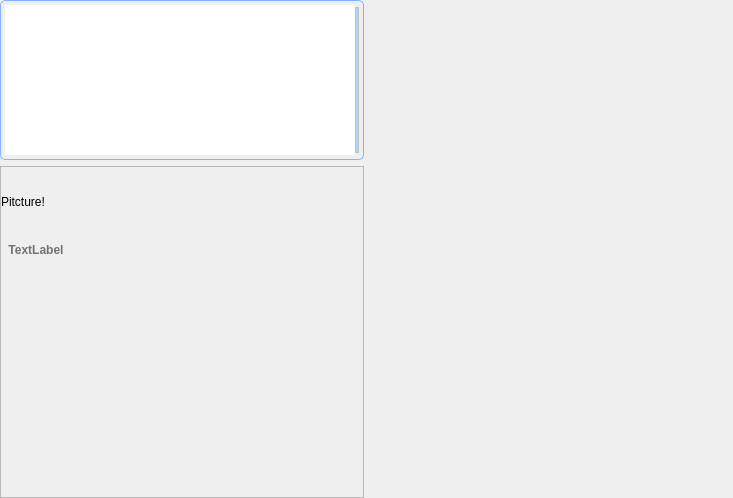
Qt form trunk/src/edr/src/hmm_view/ui/AnalisisWidget.ui (mk4me/hm-mde-one) before a commit.
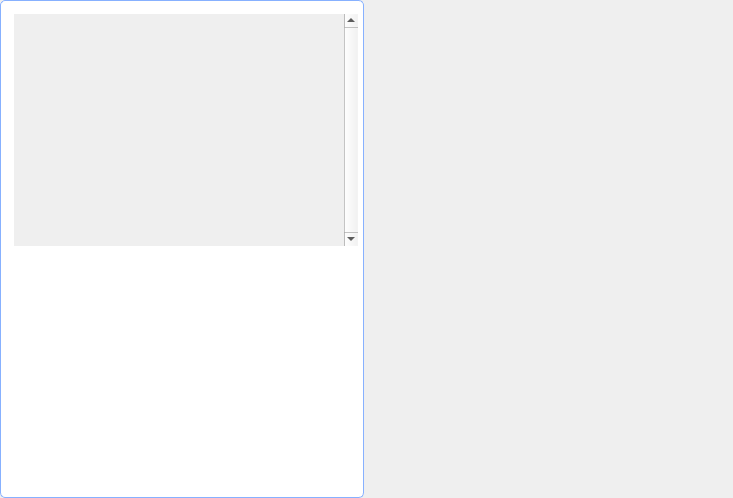
The same form after that commit. Icons and pictures are not drawn.

Patch:
```diff
--- a/trunk/src/edr/src/hmm_view/ui/AnalisisWidget.ui
+++ b/trunk/src/edr/src/hmm_view/ui/AnalisisWidget.ui
@@ -21,7 +21,27 @@
     <number>0</number>
    </property>
    <item>
+    <widget class="QFrame" name="containerFrame">
+     <property name="sizePolicy">
+      <sizepolicy hsizetype="Minimum" vsizetype="Preferred">
+       <horstretch>0</horstretch>
+       <verstretch>0</verstretch>
+      </sizepolicy>
+     </property>
+     <property name="styleSheet">
+      <string notr="true">QFrame#containerFrame { 
+     border: 1px solid; 
+     border-color: rgb(135, 177, 255);
+     border-radius: 5px; 
+	padding: 4px;
+	background-color: white;
+ } 
+</string>
+     </property>
     <layout class="QVBoxLayout" name="verticalLayout_2">
+      <property name="rightMargin">
+       <number>1</number>
+      </property>
      <item>
       <widget class="QScrollArea" name="scrollArea">
        <property name="enabled">
@@ -46,87 +66,10 @@
         </size>
        </property>
        <property name="styleSheet">
-        <string notr="true">QScrollArea { 
-     border: 1px solid; 
-     border-color: rgb(135, 177, 255);
-     border-radius: 5px; 
-	padding: 4px;
- } 
-
-
-QScrollBar:horizontal {											 
-		border: 1px ridge grey;											 
-		background: #FFFFFF;											
-		height: 4px;													
-		margin: 0px 0px 0px 0px;										
-		}																
-																		
-		QScrollBar::handle:horizontal,  QScrollBar::handle:pressed {		
-		background: rgb(135, 173, 255);									 
-		min-width: 2px;													 
-		max-width: 4px;													 
-		height:4px;				    									 
-		border: 0px solid grey;											 
-		}																
-																		
-		QScrollBar::handle:horizontal {									 
-		background: rgb(175, 213, 255);									 
-		selection-background-color: rgb(135, 173, 255);					
-		min-width: 2px;													 
-		max-width: 5px;													 
-		height:4px;				    									 
-		border: 0px solid grey;											 
-		}																
-																		
-		QScrollBar::add-line:horizontal {								
-		border: 0px solid grey;											 
-		background: #FFFFFF;											
-		width: 0px;														 
-		subcontrol-position: right;										 
-		subcontrol-origin: margin;										
-		}																
-																		
-		QScrollBar::sub-line:horizontal {								
-		border: 0px solid grey;											 
-		background: #FFFFFF;											
-		width: 0px;														 
-		subcontrol-position: left;										
-		subcontrol-origin: margin;										
-		}																
-																		
-		QScrollBar:vertical {											
-		border: 1px ridge grey;											 
-		background: #FFFFFF;											
-		width: 4px;													
-		margin: 2px 0 2px 0;											
-		}																
-																		
-		QScrollBar::handle:vertical,  QScrollBar::handle:pressed {		
-		background: rgb(135, 173, 255);									 
-		border: 0px outset grey;										
-		min-height: 20px;												
-		}																
-																		
-		QScrollBar::handle:vertical {									
-		background: rgb(175, 213, 255);									 
-		selection-background-color: rgb(135, 173, 255);					 
-		border: 0px outset grey;										
-		min-height: 20px;												
-		}					
-
-QScrollBar::up-arrow:vertical, QScrollBar::down-arrow:vertical {
-      border: 0 solid grey;
-      width: 0px;
-      height: 0px;
-  }
-
-QScrollBar::add-line:vertical, QScrollBar::sub-line:vertical {								
-		border: 0px solid grey;											 
-		background: #FFFFFF;											
-		width: 0px;														 
-		subcontrol-position: right;										 
-		subcontrol-origin: margin;										
-		}	</string>
+         <string notr="true">QFrame#scrollArea
+{
+	border:none;
+}</string>
        </property>
        <property name="verticalScrollBarPolicy">
         <enum>Qt::ScrollBarAlwaysOn</enum>
@@ -142,27 +85,30 @@
          <rect>
           <x>0</x>
           <y>0</y>
-          <width>348</width>
-          <height>150</height>
+           <width>328</width>
+           <height>232</height>
          </rect>
         </property>
         <property name="styleSheet">
-         <string notr="true">background-color: rgb(255, 255, 255);</string>
-        </property>
-       </widget>
-      </widget>
-     </item>
-     <item>
-      <widget class="QFrame" name="frame">
-       <property name="sizePolicy">
-        <sizepolicy hsizetype="Minimum" vsizetype="Preferred">
-         <horstretch>0</horstretch>
-         <verstretch>0</verstretch>
-        </sizepolicy>
-       </property>
-       <property name="styleSheet">
         <string notr="true"/>
        </property>
+        </widget>
+       </widget>
+      </item>
+      <item>
+       <widget class="QFrame" name="treeFrame">
+        <property name="sizePolicy">
+         <sizepolicy hsizetype="Minimum" vsizetype="Preferred">
+          <horstretch>0</horstretch>
+          <verstretch>0</verstretch>
+         </sizepolicy>
+        </property>
+        <property name="styleSheet">
+         <string notr="true">QFrame#treeFrame { 
+     border: none;
+ } 
+</string>
+        </property>
        <property name="frameShape">
         <enum>QFrame::StyledPanel</enum>
        </property>
@@ -173,64 +119,6 @@
         <property name="margin">
          <number>0</number>
         </property>
-        <item>
-         <layout class="QVBoxLayout" name="verticalLayout">
-          <item>
-           <widget class="QLabel" name="picture">
-            <property name="minimumSize">
-             <size>
-              <width>70</width>
-              <height>70</height>
-             </size>
-            </property>
-            <property name="styleSheet">
-             <string notr="true">border:none;</string>
-            </property>
-            <property name="text">
-             <string>Pitcture!</string>
-            </property>
-           </widget>
-          </item>
-          <item>
-           <widget class="QLabel" name="label">
-            <property name="font">
-             <font>
-              <weight>75</weight>
-              <bold>true</bold>
-             </font>
-            </property>
-            <property name="styleSheet">
-             <string notr="true">QFrame { 
-     border: none;
-	color: rgb(114, 114, 113);
- } 
-
-
-</string>
-            </property>
-            <property name="text">
-             <string>TextLabel</string>
-            </property>
-            <property name="alignment">
-             <set>Qt::AlignCenter</set>
-            </property>
-           </widget>
-          </item>
-          <item>
-           <spacer name="verticalSpacer">
-            <property name="orientation">
-             <enum>Qt::Vertical</enum>
-            </property>
-            <property name="sizeHint" stdset="0">
-             <size>
-              <width>20</width>
-              <height>40</height>
-             </size>
-            </property>
-           </spacer>
-          </item>
-         </layout>
-        </item>
         <item>
          <widget class="QWidget" name="treeHolder" native="true">
           <property name="sizePolicy">
@@ -239,12 +127,26 @@
             <verstretch>0</verstretch>
            </sizepolicy>
           </property>
+           <property name="styleSheet">
+            <string notr="true">/*QTreeView::branch:has-children:!has-siblings:closed,
+     QTreeView::branch:closed:has-children:has-siblings {
+             border-image: none;
+             image: url(trojkat-6x6-dodolu.png);
+     }
+
+     QTreeView::branch:open:has-children:!has-siblings,
+     QTreeView::branch:open:has-children:has-siblings  {
+             border-image: none;
+             image: url(trojkat-6x6-naboku.png);
+     }*/</string>
+           </property>
          </widget>
         </item>
        </layout>
       </widget>
      </item>
     </layout>
+    </widget>
    </item>
    <item>
     <widget class="QWidget" name="analisisArea" native="true">
```
Lines whose indentation alone changed are shown as unchanged.
